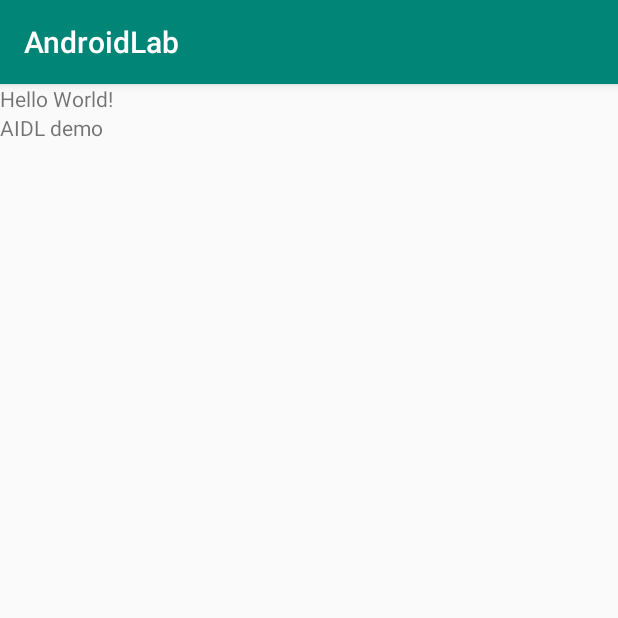
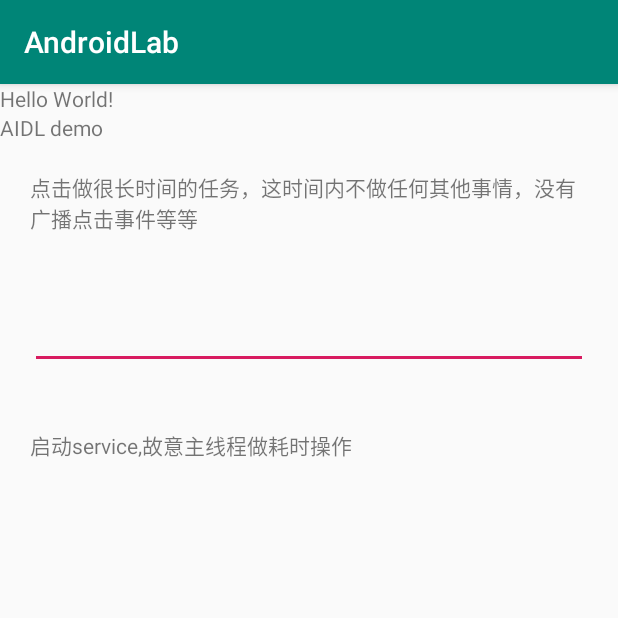
Before and after one commit to ZhongXiaoHong/AndroidLab, an Android app: the screen it shows after launch (MainActivity), on a phone screen of 412 x 824 dp, the top half of it. Run offline under Robolectric (Android 15) with nearby library versions, the phone set to English and light mode, and no system bars.

Commit message:
提交anr 测试

```diff
--- a/app/src/main/res/layout/activity_main.xml
+++ b/app/src/main/res/layout/activity_main.xml
@@ -24,6 +24,30 @@
             android:text="AIDL demo"
             />
 
+        <TextView
+            android:layout_margin="20dp"
+            android:onClick="dolongTime"
+            android:layout_width="wrap_content"
+            android:layout_height="wrap_content"
+            android:text="点击做很长时间的任务，这时间内不做任何其他事情，没有广播点击事件等等"
+            />
+
+        <EditText
+            android:layout_margin="20dp"
+            android:layout_width="match_parent"
+            android:layout_height="50dp"/>
+
+        <TextView
+            android:layout_margin="20dp"
+            android:onClick="dolongTimeInServiceMainThread"
+            android:layout_width="wrap_content"
+            android:layout_height="wrap_content"
+            android:text="启动service,故意主线程做耗时操作"
+            />
+
+
+
+
 
 
     </LinearLayout>
```
Also changed, not shown: app/src/main/AndroidManifest.xml (+6 -1 lines), app/src/main/java/com/example/androidlab/MainActivity.java (+26 -0 lines), app/src/main/java/com/example/androidlab/anr/AnrService.java (added, +53 -0 lines).
